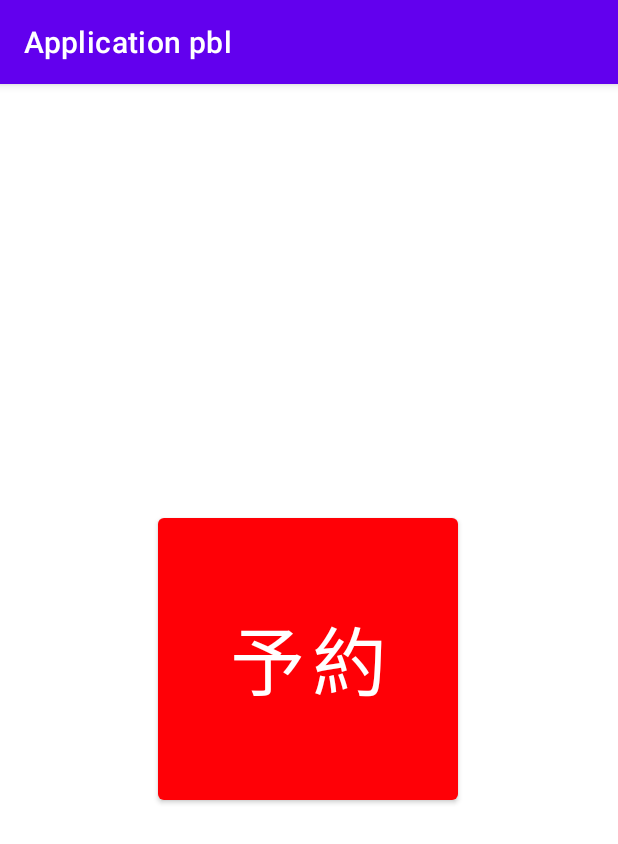
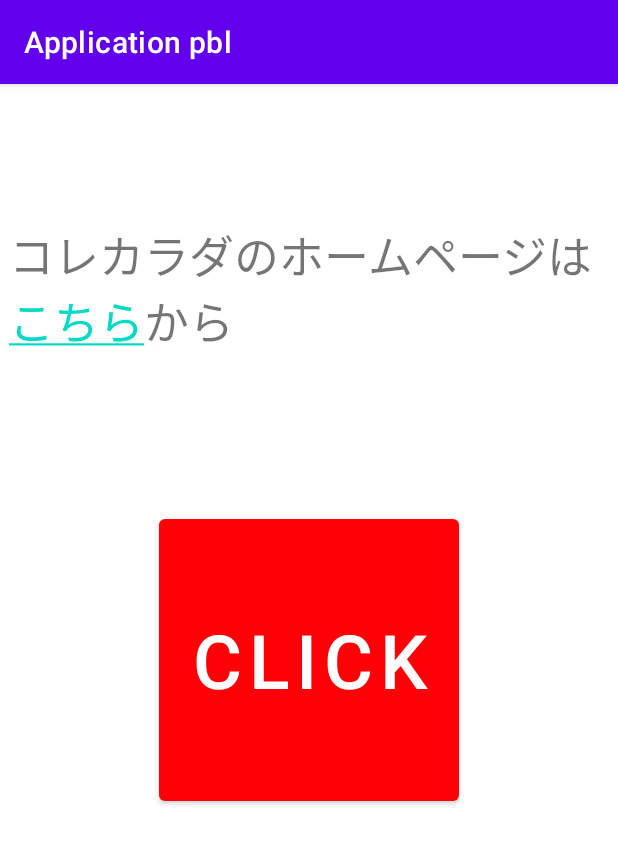
Before and after one commit to te19oishi/Application, an Android app: the screen it shows after launch (ButtonActivity), after a tap on "予約", on a phone screen of 412 x 824 dp. Shown: the top 844 px of the screen. Run offline under Robolectric (Android 15) with nearby library versions, the phone set to English and light mode, and no system bars.

Commit message:
確認用

```diff
--- a/app/src/main/AndroidManifest.xml
+++ b/app/src/main/AndroidManifest.xml
@@ -3,7 +3,7 @@
     xmlns:tools="http://schemas.android.com/tools"
     package="com.example.applicationpbl">
     <uses-permission android:name="android.permission.CALL_PHONE" />
-
+    <uses-permission android:name="android.permission.INTERNET"/>
     <application
         android:allowBackup="true"
         android:dataExtractionRules="@xml/data_extraction_rules"
--- a/app/src/main/java/com/example/applicationpbl/ButtonActivity.java
+++ b/app/src/main/java/com/example/applicationpbl/ButtonActivity.java
@@ -3,7 +3,12 @@ package com.example.applicationpbl;
 import android.content.Intent;
 import android.net.Uri;
 import android.os.Bundle;
+import android.text.util.Linkify;
 import android.view.View;
+import android.webkit.WebView;
+import android.webkit.WebViewClient;
+import android.widget.Button;
+import android.widget.TextView;
 
 import androidx.appcompat.app.AppCompatActivity;
 
@@ -14,17 +19,19 @@ public class ButtonActivity extends AppCompatActivity {
     protected void onCreate(Bundle savedInstanceState) {
         super.onCreate(savedInstanceState);
         setContentView(R.layout.activity_button);
+
+       // WebView myWebView = findViewById(R.id.linkText);
+        //myWebView.setWebViewClient(new WebViewClient());
+        //myWebView.loadUrl("https://corekarada.com/");
+        //myWebView.getSettings().setJavaScriptEnabled(true);
+
+
     }
 
     //ボタンを押したときの動作
     public void onClickButton(View view){
-        //電話番号
-        Uri number = Uri.parse("tel:1111111111");
-        Intent intent;
-        intent = new Intent(Intent.ACTION_DIAL, number);
-
-        startActivity(intent);
+        Button button = findViewById(R.id.button1);
+        button.setText("Click");
     }
-
     //test
 }
--- a/app/src/main/res/layout/activity_button.xml
+++ b/app/src/main/res/layout/activity_button.xml
@@ -16,9 +16,21 @@
         app:backgroundTint="#ff0006"
         app:layout_constraintBottom_toBottomOf="parent"
         app:layout_constraintEnd_toEndOf="parent"
-        app:layout_constraintHorizontal_bias="0.497"
+        app:layout_constraintHorizontal_bias="0.5"
         app:layout_constraintStart_toStartOf="parent"
         app:layout_constraintTop_toTopOf="parent"
-        app:layout_constraintVertical_bias="0.499"
+        app:layout_constraintVertical_bias="0.5"
         app:strokeColor="#010203" />
+
+    <TextView
+        android:id="@+id/linkText"
+        android:layout_width="400dp"
+        android:layout_height="100dp"
+        android:text="@string/linkText"
+        android:textSize="30sp"
+        app:layout_constraintBottom_toTopOf="@+id/button1"
+        app:layout_constraintEnd_toEndOf="parent"
+        app:layout_constraintHorizontal_bias="0.5"
+        app:layout_constraintStart_toStartOf="parent"
+        app:layout_constraintTop_toTopOf="parent" />
 </androidx.constraintlayout.widget.ConstraintLayout>
--- a/app/src/main/res/values/strings.xml
+++ b/app/src/main/res/values/strings.xml
@@ -2,5 +2,5 @@
     <string name="app_name">Application pbl</string>
     <string name="main_text_view">予約</string>
     <string name="action_settings">Setting</string>
-
+    <string name="linkText">コレカラダのホームページは<a href="https://corekarada.com/">こちら</a>から</string>
 </resources>
```
